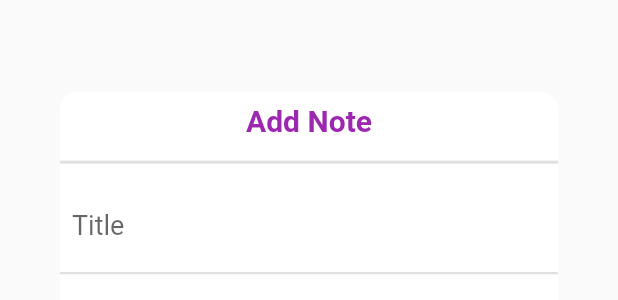
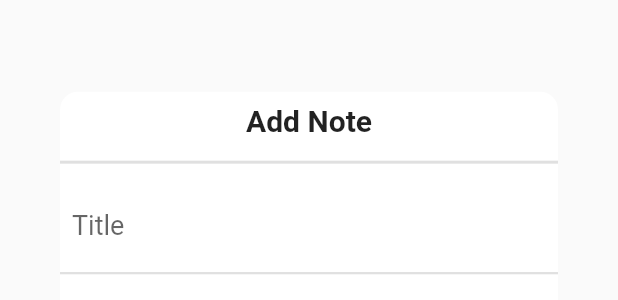
Before and after one commit to austinevick/flutter-firebase-note-app, a Flutter app: the CustomDialogPage widget shown alone on an empty page, opened directly, on a phone screen of 412 x 824 dp. Shown: the part 183-483 px from the top of the screen. Run offline on Flutter 3.47's test engine with Material 2 defaults, Android fonts, the phone set to English and light mode, and no system bars; our stand-ins replace cloud_firestore, dynamic_theme, firebase_auth, flutter_custom_clippers, flutter_local_notifications, google_sign_in and 1 more; missing offline and left inert: flutter_share; accounts and stored records are empty.

Commit message:
update color

```diff
--- a/lib/screens/alert_dialog_screen.dart
+++ b/lib/screens/alert_dialog_screen.dart
@@ -51,7 +51,6 @@ class _CustomDialogPageState extends State<CustomDialogPage> {
                     widget.isUpdating ? 'Modify Note' : 'Add Note',
                     style: TextStyle(
                       fontSize: 20,
-                      color: Colors.purple,
                       fontWeight: FontWeight.bold,
                     ),
                   ),
--- a/lib/screens/signin_form.dart
+++ b/lib/screens/signin_form.dart
@@ -136,10 +136,9 @@ class _SignInFormState extends State<SignInForm> {
                       onTap: () => Navigator.push(
                           context,
                           PageTransition(
-                              curve: Curves.easeOutCirc,
-                              duration: Duration(milliseconds: 350),
+                              duration: Duration(milliseconds: 500),
                               child: SignUpForm(),
-                              type: PageTransitionType.rightToLeft)),
+                              type: PageTransitionType.downToUp)),
                       child: Text(
                         'Create account',
                         style: TextStyle(
```
